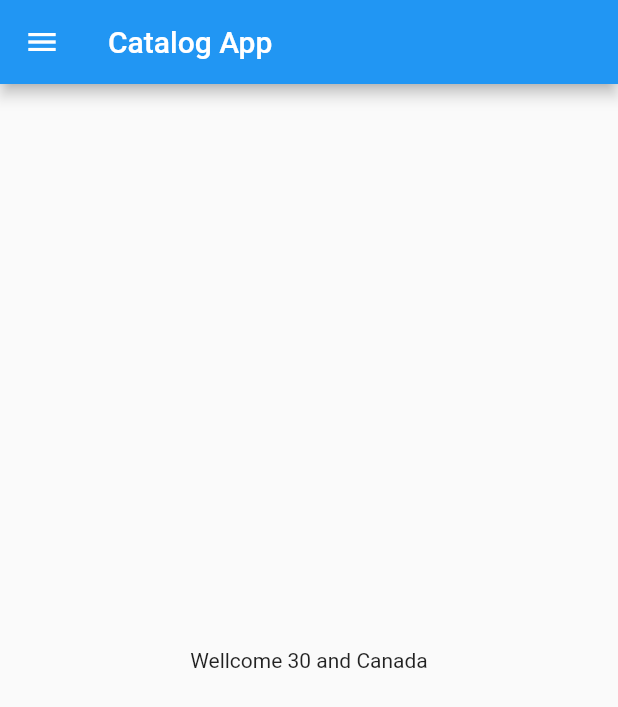
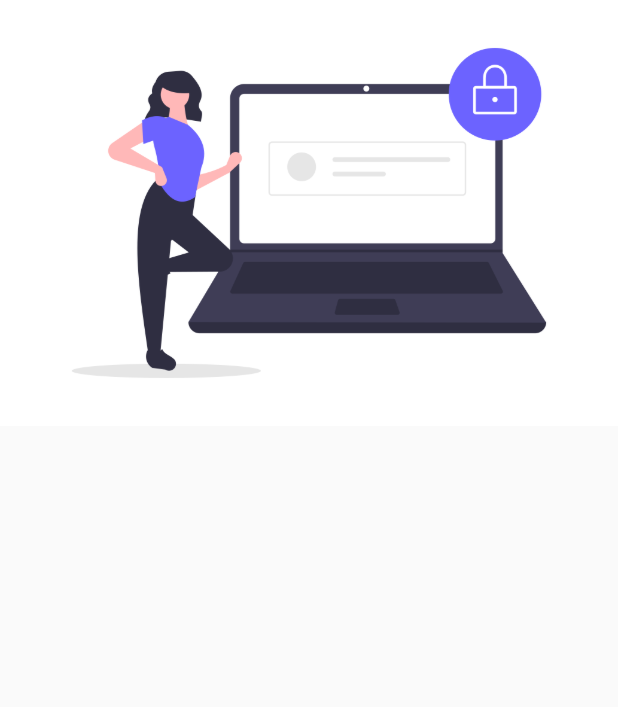
Before and after one commit to sidcodez/300DayOfFlutter, a Flutter app: the screen it shows after launch, on a phone screen of 412 x 824 dp. Shown: the top 707 px of the screen. Run offline on Flutter 3.47's test engine with Material 2 defaults, Android fonts, the phone set to English and light mode, and no system bars.

Commit message:
Day 3 Completed

```diff
--- a/lib/home_page.dart
+++ b/lib/home_page.dart
@@ -1,4 +1,5 @@
 import 'package:flutter/material.dart';
+
 
 class HomePage extends StatelessWidget {
   @override
--- /dev/null
+++ b/lib/login_page.dart
@@ -0,0 +1,15 @@
+import 'package:flutter/material.dart';
+
+
+class LoginPage extends StatelessWidget {
+  @override
+  Widget build(BuildContext context) {
+    return Material(
+      child: Column
+      (children: [
+        Image.asset("assets/images/login_image.png")
+        ],
+      )
+      );
+  }
+}
--- a/lib/main.dart
+++ b/lib/main.dart
@@ -1,5 +1,7 @@
 import 'package:flutter/material.dart';
-import 'package:flutter_app/home_page.dart';
+
+import 'home_page.dart';
+import 'login_page.dart';
 
 void main(){
   runApp(MyApp());
@@ -8,9 +10,18 @@ void main(){
 class MyApp extends StatelessWidget {
   @override
   Widget build(BuildContext context) {
-
     return MaterialApp(
-      home: HomePage()
+      themeMode: ThemeMode.light,
+      theme: ThemeData(primarySwatch: Colors.deepPurple),
+      darkTheme: ThemeData(
+        brightness: Brightness.dark,
+      ),
+      routes: {
+        "/" : (context) => LoginPage(),
+        "/home" : (context) => HomePage(),
+        "/login":(context) => LoginPage(),
+      } ,
     );
   }
+
 }
--- a/pubspec.yaml
+++ b/pubspec.yaml
@@ -58,8 +58,8 @@ flutter:
   uses-material-design: true
 
   # To add assets to your application, add an assets section, like this:
-  # assets:
-  #   - images/a_dot_burr.jpeg
+  assets:
+    - assets/images/
   #   - images/a_dot_ham.jpeg
 
   # An image asset can refer to one or more resolution-specific "variants", see
```
Also changed, not shown: assets/images/login_image.png (added).
